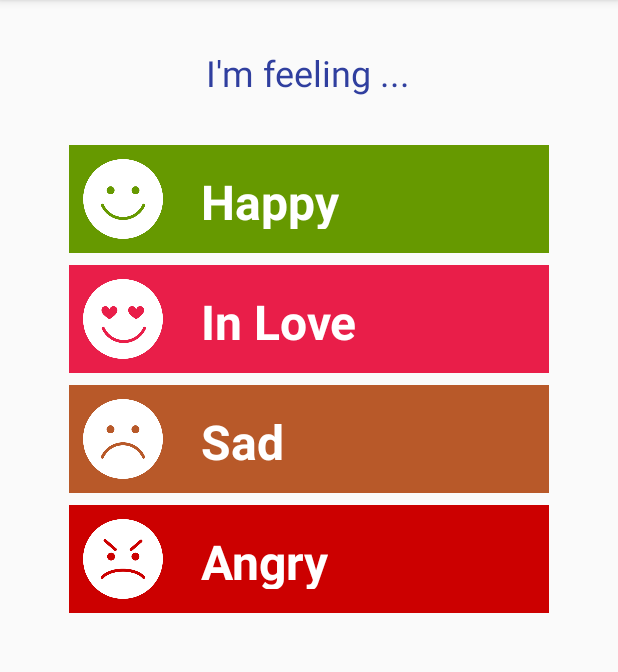
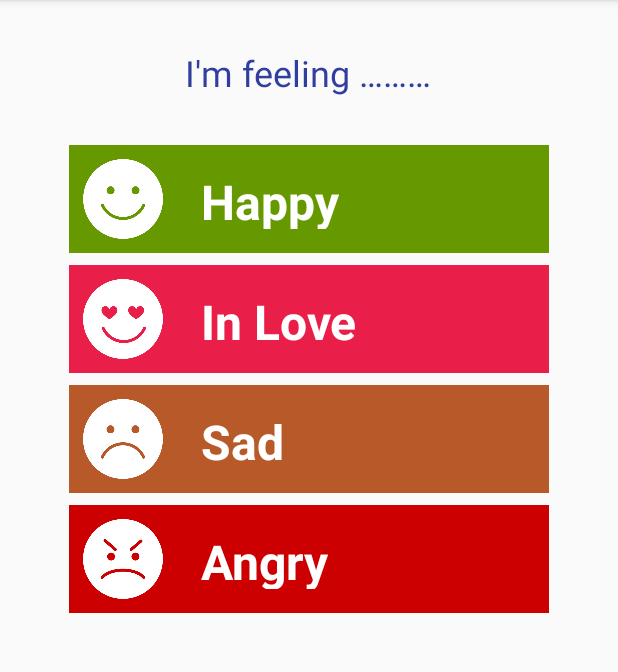
Before and after one commit to viditkothari/MusicalStructureApp, an Android app: the HomeActivity screen opened directly, with no data from a screen before it, on a phone screen of 412 x 824 dp, the part 84-756 px from its top. Run offline under Robolectric (Android 15) with nearby library versions, the phone set to English and light mode, and no system bars.

Commit message:
"Commit v2.0 | Have implemented 4 activities, with LinearLayout, RelativeLayout + TextView + ImageView + Spinner "

```diff
--- a/app/src/main/AndroidManifest.xml
+++ b/app/src/main/AndroidManifest.xml
@@ -18,10 +18,12 @@
                 <category android:name="android.intent.category.LAUNCHER" />
             </intent-filter>
         </activity>
-        <activity android:name=".HomeActivity" />
+        <activity android:name=".HomeActivity">
             <intent-filter>
                 <action android:name="android.intent.action.VIEW" />
+                <data android:scheme="index.html" android:host="viditkothari.co.in" />
             </intent-filter>
+        </activity>
         <activity android:name=".Player" />
         <activity android:name=".Configuration" />
     </application>
--- a/app/src/main/java/in/co/viditkothari/musicalstructureapp/Configuration.java
+++ b/app/src/main/java/in/co/viditkothari/musicalstructureapp/Configuration.java
@@ -1,7 +1,3 @@
-/*************************
- * Copyright (c) 2016. This creation of Vidit Kothari (c) cannot be reproduced or modified or resell without prior written consent
- ************************/
-
 package in.co.viditkothari.musicalstructureapp;
 
 import android.support.v7.app.AppCompatActivity;
--- a/app/src/main/java/in/co/viditkothari/musicalstructureapp/HomeActivity.java
+++ b/app/src/main/java/in/co/viditkothari/musicalstructureapp/HomeActivity.java
@@ -1,7 +1,3 @@
-/*************************
- * Copyright (c) 2016. This creation of Vidit Kothari (c) cannot be reproduced or modified or resell without prior written consent
- ************************/
-
 package in.co.viditkothari.musicalstructureapp;
 
 import android.content.Intent;
@@ -16,7 +12,9 @@ public class HomeActivity extends AppCompatActivity {
     protected void onCreate(Bundle savedInstanceState) {
         super.onCreate(savedInstanceState);
         setContentView(R.layout.activity_home);
+
         Toast.makeText(this, "Click on any button reflecting your mood/feeling", Toast.LENGTH_SHORT).show();
+
         findViewById(R.id.btnHappy).setOnClickListener(new View.OnClickListener() {
             @Override
             public void onClick(View view) {
--- a/app/src/main/java/in/co/viditkothari/musicalstructureapp/Player.java
+++ b/app/src/main/java/in/co/viditkothari/musicalstructureapp/Player.java
@@ -1,7 +1,3 @@
-/*************************
- * Copyright (c) 2016. This creation of Vidit Kothari (c) cannot be reproduced or modified or resell without prior written consent
- ************************/
-
 package in.co.viditkothari.musicalstructureapp;
 
 import android.content.Intent;
--- a/app/src/main/res/layout/activity_home.xml
+++ b/app/src/main/res/layout/activity_home.xml
@@ -1,14 +1,12 @@
-<?xml version="1.0" encoding="utf-8"?><!--~~~~~~~~~~~~~~~~~~~~~~
-  ~ Copyright (c) 2016. This creation of Vidit Kothari (c) cannot be reproduced or modified or resell without prior written consent
-  ~~~~~~~~~~~~~~~~~~~~~-->
+<?xml version="1.0" encoding="utf-8"?>
 
 <LinearLayout xmlns:android="http://schemas.android.com/apk/res/android"
     xmlns:tools="http://schemas.android.com/tools"
+    tools:context="in.co.viditkothari.musicalstructureapp.HomeActivity"
     android:id="@+id/activity_home"
     android:layout_width="match_parent"
     android:layout_height="match_parent"
-    android:orientation="vertical"
-    tools:context="in.co.viditkothari.musicalstructureapp.HomeActivity">
+    android:orientation="vertical">
 
     <TextView
         android:layout_width="wrap_content"
@@ -19,7 +17,7 @@
         android:paddingTop="@dimen/activity_vertical_margin"
         android:layout_marginTop="16dp"
         android:layout_marginBottom="16dp"
-        android:text="I'm feeling ..."
+        android:text="@string/homeTitle"
         android:layout_gravity="center_horizontal"
         android:textColor="@color/colorPrimaryDark"
         android:textSize="24sp" />
@@ -32,123 +30,76 @@
         <!-- Happy Button -->
         <LinearLayout
             android:id="@+id/btnHappy"
-            android:layout_width="320dp"
-            android:layout_height="72dp"
-            android:orientation="horizontal"
-            android:layout_marginBottom="8dp">
+            style="@style/btnLinearLayout">
 
             <ImageView
                 android:id="@+id/imgHappy"
                 android:src="@drawable/happyface"
-                android:layout_width="72dp"
-                android:layout_height="72dp"
-                android:padding="8dp"
+                style="@style/btnLinearLayout_ImgView"
+                android:contentDescription="@string/btnHappy"
                 android:background="@android:color/holo_green_dark" />
 
             <TextView
-                android:layout_width="0dp"
-                android:layout_weight="2"
-                android:layout_height="match_parent"
                 android:background="@android:color/holo_green_dark"
-                android:text="Happy"
-                android:textSize="32sp"
-                android:textStyle="bold"
-                android:textColor="@android:color/white"
-                android:padding="16dp"
-                android:textAlignment="textStart"
-                android:gravity="start" />
+                android:text="@string/btnHappy"
+                style="@style/btnLinearLayout_TextView"/>
 
         </LinearLayout>
 
         <!-- Loving Button -->
         <LinearLayout
             android:id="@+id/btnLoving"
-            android:layout_width="320dp"
-            android:layout_height="72dp"
-            android:orientation="horizontal"
             android:layout_below="@id/btnHappy"
-            android:layout_marginBottom="8dp">
+            style="@style/btnLinearLayout">
 
             <ImageView
                 android:src="@drawable/lovingface"
-                android:layout_width="72dp"
-                android:layout_height="72dp"
-                android:padding="8dp"
+                style="@style/btnLinearLayout_ImgView"
+                android:contentDescription="@string/btnLoving"
                 android:background="#e91e49" />
 
             <TextView
-                android:layout_width="0dp"
-                android:layout_weight="2"
-                android:layout_height="match_parent"
                 android:background="#e91e49"
-                android:text="In Love"
-                android:textSize="32sp"
-                android:textStyle="bold"
-                android:textColor="@android:color/white"
-                android:padding="16dp"
-                android:textAlignment="textStart"
-                android:gravity="start" />
+                android:text="@string/btnLoving"
+                style="@style/btnLinearLayout_TextView"/>
 
         </LinearLayout>
 
         <!-- Sad Button -->
         <LinearLayout
             android:id="@+id/btnSad"
-            android:layout_width="320dp"
-            android:layout_height="72dp"
-            android:orientation="horizontal"
-            android:layout_marginBottom="8dp"
-            android:layout_below="@id/btnLoving">
+            android:layout_below="@id/btnLoving"
+            style="@style/btnLinearLayout">
 
             <ImageView
                 android:src="@drawable/sadface"
-                android:layout_width="72dp"
-                android:layout_height="72dp"
-                android:padding="8dp"
+                style="@style/btnLinearLayout_ImgView"
+                android:contentDescription="@string/btnSad"
                 android:background="#b85929" />
 
             <TextView
-                android:layout_width="0dp"
-                android:layout_weight="2"
-                android:layout_height="match_parent"
                 android:background="#b85929"
-                android:text="Sad"
-                android:textSize="32sp"
-                android:textStyle="bold"
-                android:textColor="@android:color/white"
-                android:padding="16dp"
-                android:textAlignment="textStart"
-                android:gravity="start" />
+                android:text="@string/btnSad"
+                style="@style/btnLinearLayout_TextView"/>
 
         </LinearLayout>
 
         <!-- Angry Button -->
         <LinearLayout
             android:id="@+id/btnAngry"
-            android:layout_width="320dp"
-            android:layout_height="72dp"
-            android:orientation="horizontal"
-            android:layout_below="@id/btnSad">
+            android:layout_below="@id/btnSad"
+            style="@style/btnLinearLayout">
 
             <ImageView
                 android:src="@drawable/angryface"
-                android:layout_width="72dp"
-                android:layout_height="72dp"
-                android:padding="8dp"
+                style="@style/btnLinearLayout_ImgView"
+                android:contentDescription="@string/btnAngry"
                 android:background="@android:color/holo_red_dark" />
 
             <TextView
-                android:layout_width="0dp"
-                android:layout_weight="2"
-                android:layout_height="match_parent"
                 android:background="@android:color/holo_red_dark"
-                android:text="Angry"
-                android:textSize="32sp"
-                android:textStyle="bold"
-                android:textColor="@android:color/white"
-                android:padding="16dp"
-                android:textAlignment="textStart"
-                android:gravity="start" />
+                android:text="@string/btnAngry"
+                style="@style/btnLinearLayout_TextView"/>
 
         </LinearLayout>
 
--- a/app/src/main/res/values/styles.xml
+++ b/app/src/main/res/values/styles.xml
@@ -8,4 +8,29 @@
         <item name="colorAccent">@color/colorAccent</item>
     </style>
 
+    <style name="btnLinearLayout">
+        <!-- Customize your theme here. -->
+        <item name="android:layout_width">320dp</item>
+        <item name="android:layout_height">72dp</item>
+        <item name="android:layout_marginBottom">8dp</item>
+        <item name="android:orientation">horizontal</item>
+    </style>
+
+    <style name="btnLinearLayout_ImgView">
+        <item name="android:layout_width">72dp</item>
+        <item name="android:layout_height">72dp</item>
+        <item name="android:padding">8dp</item>
+    </style>
+
+    <style name="btnLinearLayout_TextView">
+        <item name="android:layout_width">0dp</item>
+        <item name="android:layout_weight">2</item>
+        <item name="android:layout_height">match_parent</item>
+        <item name="android:textSize">32sp</item>
+        <item name="android:textStyle">bold</item>
+        <item name="android:textColor">@android:color/white</item>
+        <item name="android:textAlignment">textStart</item>
+        <item name="android:padding">16dp</item>
+        <item name="android:gravity">start</item>
+    </style>
 </resources>
```
Also changed, not shown: app/src/main/java/in/co/viditkothari/musicalstructureapp/Information.java (+1 -4 lines), app/src/main/res/layout/activity_configuration.xml (+27 -6 lines), app/src/main/res/layout/activity_information.xml (+8 -9 lines), app/src/main/res/layout/activity_player.xml (+7 -3 lines), app/src/main/res/values/strings.xml (+23 -0 lines).
